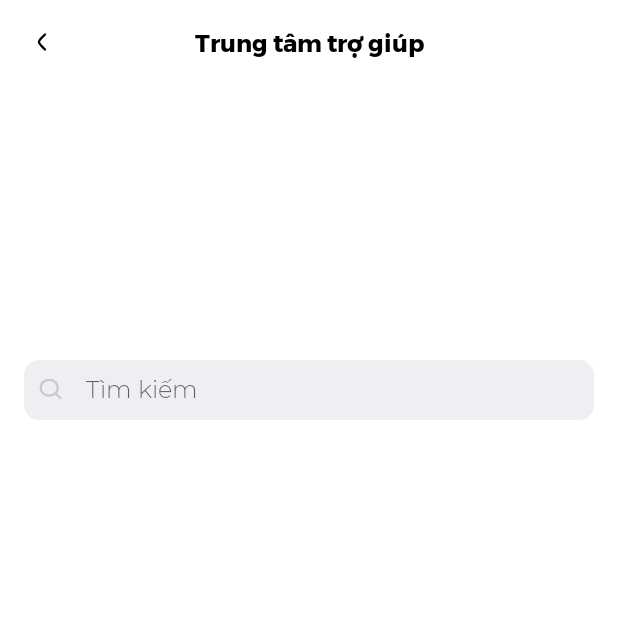
After one commit to truongtam10/OhFreshApp, an Android app: the HelpCenter screen opened directly, with no data from a screen before it, on a phone screen of 412 x 824 dp, the top half of it. The commit adds this screen. Run offline under Robolectric (Android 15) with nearby library versions, the phone set to English and light mode, and no system bars.

Commit message:
Help Center

```diff
--- a/app/src/main/AndroidManifest.xml
+++ b/app/src/main/AndroidManifest.xml
@@ -10,43 +10,32 @@
         android:supportsRtl="true"
         android:theme="@style/Theme.OhFresh">
         <activity
+            android:name=".HelpCenter"
+            android:exported="true" />
+        <activity
             android:name=".Category"
-            android:exported="true">
-
-        </activity>
+            android:exported="true"></activity>
         <activity
             android:name=".ProductDetail"
-            android:exported="true">
-
-        </activity>
+            android:exported="true"></activity>
         <activity
             android:name=".OrderSuccess"
             android:exported="true" />
         <activity
             android:name=".OnboardingScreen"
-            android:exported="true">
-
-        </activity>
+            android:exported="true"></activity>
         <activity
             android:name=".HomePage"
-            android:exported="true">
-
-        </activity>
+            android:exported="true"></activity>
         <activity
             android:name=".Checkout"
-            android:exported="true">
-
-        </activity>
+            android:exported="true"></activity>
         <activity
             android:name=".Cart"
-            android:exported="true">
-
-        </activity>
+            android:exported="true"></activity>
         <activity
             android:name=".Login"
-            android:exported="true">
-
-        </activity>
+            android:exported="true"></activity>
         <activity
             android:name=".Register"
             android:exported="true" />
@@ -59,13 +48,11 @@
         <activity
             android:name=".Account"
             android:exported="true">
-
             <intent-filter>
                 <action android:name="android.intent.action.MAIN" />
 
                 <category android:name="android.intent.category.LAUNCHER" />
             </intent-filter>
-
         </activity>
         <activity
             android:name=".MainActivity"
--- /dev/null
+++ b/app/src/main/java/com/example/ohfresh/HelpCenter.java
@@ -0,0 +1,14 @@
+package com.example.ohfresh;
+
+import androidx.appcompat.app.AppCompatActivity;
+
+import android.os.Bundle;
+
+public class HelpCenter extends AppCompatActivity {
+
+    @Override
+    protected void onCreate(Bundle savedInstanceState) {
+        super.onCreate(savedInstanceState);
+        setContentView(R.layout.activity_help_center);
+    }
+}
--- a/app/src/main/res/drawable/ic_back.xml
+++ b/app/src/main/res/drawable/ic_back.xml
@@ -7,6 +7,6 @@
       android:pathData="M14,17L12.237,15.2527C10.8311,13.8592 10.1281,13.1625 10.0199,12.3133C9.9934,12.1053 9.9934,11.8947 10.0199,11.6867C10.1281,10.8375 10.8311,10.1408 12.237,8.7473L14,7"
       android:strokeWidth="1.5"
       android:fillColor="#00000000"
-      android:strokeColor="@color/mainGreen"
+      android:strokeColor="@color/black"
       android:strokeLineCap="round"/>
 </vector>
--- /dev/null
+++ b/app/src/main/res/layout/activity_help_center.xml
@@ -0,0 +1,60 @@
+<?xml version="1.0" encoding="utf-8"?>
+<androidx.constraintlayout.widget.ConstraintLayout xmlns:android="http://schemas.android.com/apk/res/android"
+    xmlns:app="http://schemas.android.com/apk/res-auto"
+    xmlns:tools="http://schemas.android.com/tools"
+    android:layout_width="match_parent"
+    android:layout_height="match_parent"
+    tools:context=".HelpCenter">
+
+    <ImageButton
+        android:layout_width="wrap_content"
+        android:layout_height="wrap_content"
+        android:layout_marginStart="16dp"
+        android:layout_marginTop="16dp"
+        android:background="@color/white"
+        android:src="@drawable/ic_back"
+        app:layout_constraintStart_toStartOf="parent"
+        app:layout_constraintTop_toTopOf="parent" />
+
+    <TextView
+        android:id="@+id/textView"
+        android:layout_width="wrap_content"
+        android:layout_height="wrap_content"
+        android:layout_marginTop="16dp"
+        android:fontFamily="@font/montserrat_bold"
+        android:text="@string/helpCenter"
+        android:textColor="@color/black"
+        android:textSize="16sp"
+        app:layout_constraintEnd_toEndOf="parent"
+        app:layout_constraintStart_toStartOf="parent"
+        app:layout_constraintTop_toTopOf="parent" />
+
+    <EditText
+        android:id="@+id/txtSearch"
+        android:layout_width="match_parent"
+        android:layout_height="40dp"
+        android:layout_marginStart="16dp"
+        android:layout_marginTop="240dp"
+        android:layout_marginEnd="16dp"
+        android:background="@drawable/item_corner"
+        android:drawableLeft="@drawable/ic_search"
+        android:drawablePadding="16dp"
+        android:fontFamily="@font/montserrat_light"
+        android:hint="Tìm kiếm"
+        android:inputType="text"
+        android:padding="10dp"
+        android:textSize="16sp"
+        app:layout_constraintEnd_toEndOf="parent"
+        app:layout_constraintStart_toStartOf="parent"
+        app:layout_constraintTop_toTopOf="parent" />
+
+    <ImageView
+        android:layout_width="wrap_content"
+        android:layout_height="wrap_content"
+
+        android:layout_marginEnd="411dp"
+        android:layout_marginBottom="731dp"
+        app:layout_constraintBottom_toBottomOf="parent"
+        app:layout_constraintEnd_toEndOf="parent" />
+
+</androidx.constraintlayout.widget.ConstraintLayout>
--- a/app/src/main/res/values/strings.xml
+++ b/app/src/main/res/values/strings.xml
@@ -17,4 +17,5 @@
     <string name="description">
         Bắp cải trắng Đà Lạt do S1000Food phân phối được sản xuất theo quy trình hoàn toàn hữu cơ, đạt tiêu chuẩn VietGAP. Theo đó, sản phẩm không chứa chất kích thích tăng trưởng, chất bảo quản độc hại nên người tiêu dùng hoàn toàn có thể an tâm khi dùng chế biến món ăn trong gia đình.
     </string>
+    <string name="helpCenter">Trung tâm trợ giúp</string>
 </resources>
```
Also changed, not shown: app/src/main/res/drawable/Help-Center.png (added).
